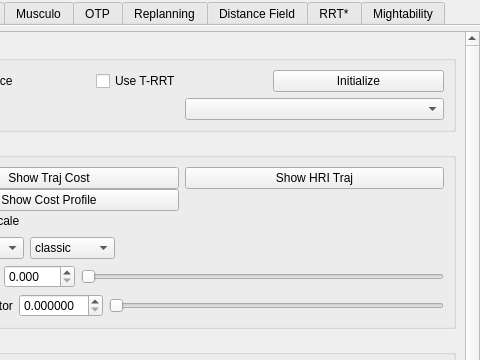
This is src/move3d-qt-gui-libs/src/qtMainInterface/sideWidgets/qtCost.ui in jmainpri/move3d-studio as Qt 5 draws it before an edit; both pictures show x 103 to 583 and y 0 to 360 of the 583 by 702 pixel window. The edited form follows.
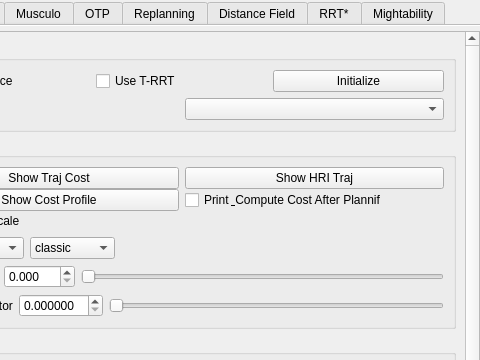
This is the edited form. The open tabs and pages were chosen to show the change. Custom widgets are drawn as their Qt base class.

Commit message: Add button to disable print and computation of the traj cost when planning

Patch:
```diff
--- a/src/move3d-qt-gui-libs/src/qtMainInterface/sideWidgets/qtCost.ui
+++ b/src/move3d-qt-gui-libs/src/qtMainInterface/sideWidgets/qtCost.ui
@@ -164,6 +164,13 @@
                    </property>
                   </widget>
                  </item>
+                 <item row="1" column="1">
+                  <widget class="QCheckBox" name="checkBoxPrintAndComputeCostAfterPlannif">
+                   <property name="text">
+                    <string>Print &amp; Compute Cost After Plannif</string>
+                   </property>
+                  </widget>
+                 </item>
                 </layout>
                </widget>
               </item>
```
Left out of the diff: 2 changed lines with no effect on the pictures. The commit also changes 1 other file.
